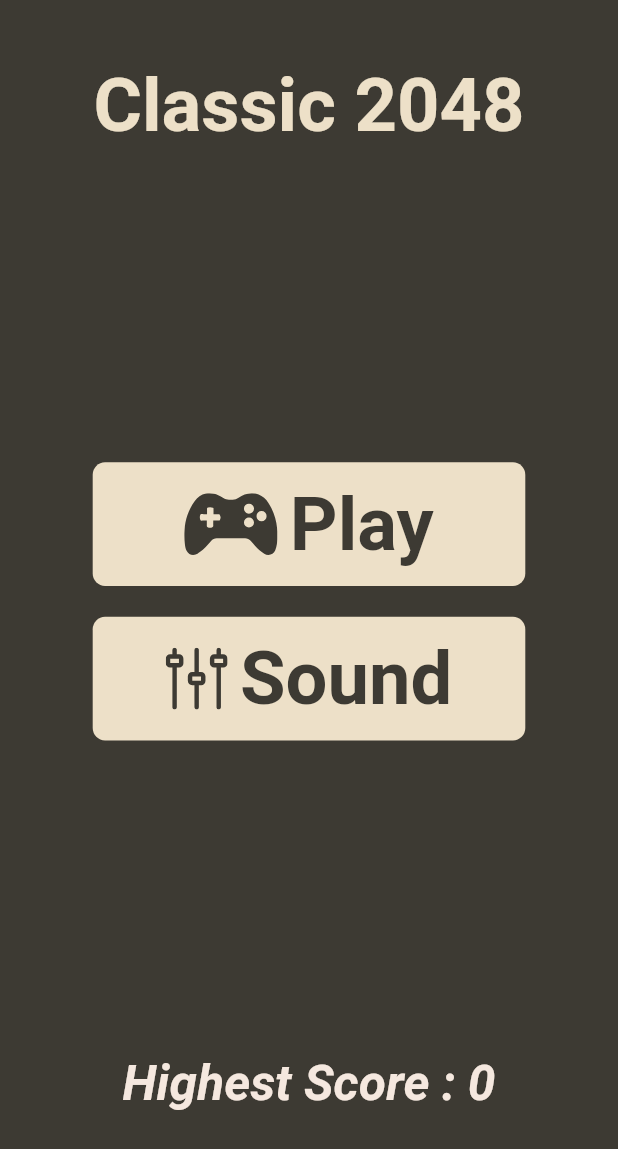
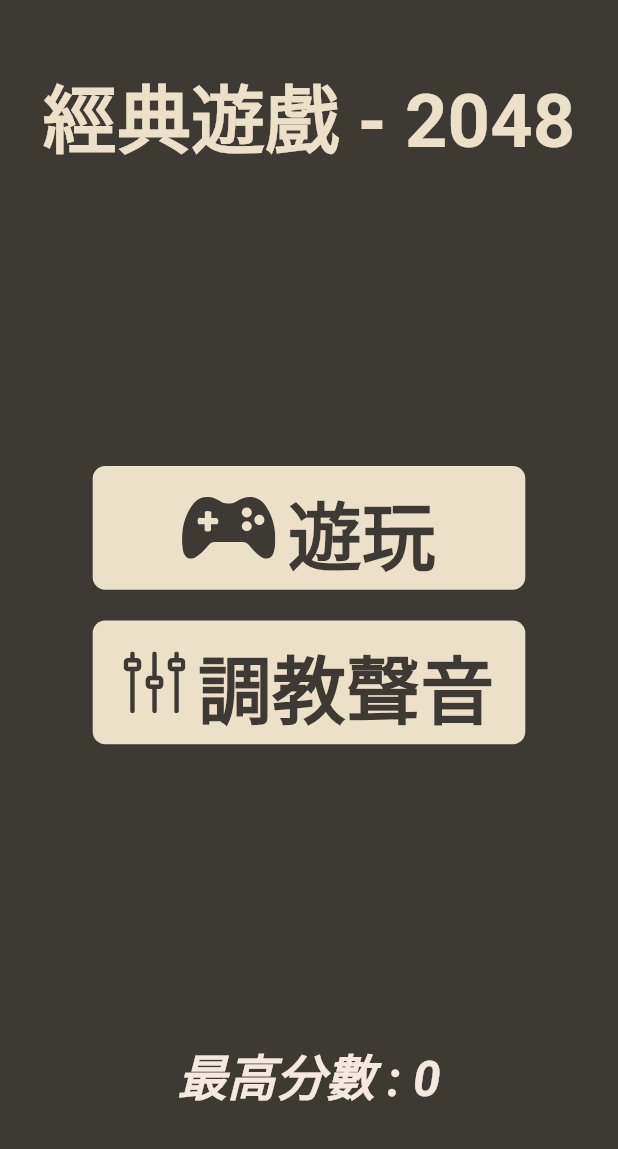
Before and after one commit to renfu-her/game_2048, a Flutter app: the screen it shows after launch, on a phone screen of 412 x 824 dp. Shown: the top 1149 px of the screen. Run offline on Flutter 3.47's test engine with Material 2 defaults, Android fonts, the phone set to English and light mode, and no system bars; our stand-ins replace audioplayers, flutter_spinkit, flutter_svg, get, shared_preferences; missing offline and left inert: flame, flame_audio.

Commit message:
update chinese font

```diff
--- a/lib/components/score_component.dart
+++ b/lib/components/score_component.dart
@@ -14,7 +14,7 @@ class ScoreComponent extends TextComponent with HasGameRef<Game2048> {
   @override
   Future<void> onLoad() async {
     this.text =
-        "${scoreType == ScoreType.MaxTile ? "Max" : "Score"} ${scoreType == ScoreType.MaxTile ? "Max" : "Score"}?gameRef.gameModel.currentScore:gameRef.gameModel.currentScore}";
+        "${scoreType == ScoreType.MaxTile ? "最大" : "分數"} ${scoreType == ScoreType.MaxTile ? "Max" : "Score"}?gameRef.gameModel.currentScore:gameRef.gameModel.currentScore}";
     this.textRenderer = TextPaint(
         style: TextStyle(
             color: appTextColor1,
@@ -28,6 +28,6 @@ class ScoreComponent extends TextComponent with HasGameRef<Game2048> {
   void update(double dt) {
     super.update(dt);
     this.text =
-        "${scoreType == ScoreType.MaxTile ? "Max" : "Score"} : ${scoreType == ScoreType.MaxTile ? gameRef.gameModel.currentMaxTileValue : gameRef.gameModel.currentScore}";
+        "${scoreType == ScoreType.MaxTile ? "最大" : "分數"} : ${scoreType == ScoreType.MaxTile ? gameRef.gameModel.currentMaxTileValue : gameRef.gameModel.currentScore}";
   }
 }
--- a/lib/game.dart
+++ b/lib/game.dart
@@ -81,7 +81,7 @@ class Game2048 extends FlameGame with PanDetector, HasTappables {
         buttonSize: Vector2(size.x * .5, size.x * .16),
         fontSize: size.x * .07,
         onTap: gameModel.newGame,
-        buttonText: "New Game",
+        buttonText: "新遊戲",
         position: Vector2(size.x * .5, size.y * .07),
         buttonColor: appBrownyOrange,
         textColor: appTextColor1);
--- a/lib/screens/main_menu_screen.dart
+++ b/lib/screens/main_menu_screen.dart
@@ -43,7 +43,7 @@ class _MainMenuScreenState extends State<MainMenuScreen> {
                       mainAxisAlignment: MainAxisAlignment.spaceBetween,
                       children: [
                         Text(
-                          "Classic 2048",
+                          "經典遊戲 - 2048",
                           style: TextStyle(
                             color: appMainColor,
                             fontSize: width * .12,
@@ -54,7 +54,7 @@ class _MainMenuScreenState extends State<MainMenuScreen> {
                           children: [
                             MenuButton(
                                 assetPath: "assets/images/svg/play-game.svg",
-                                buttonText: "Play",
+                                buttonText: "遊玩",
                                 onPressed: () async {
                                   if (settingsModel.soundActivated)
                                     await player.play(
@@ -68,7 +68,7 @@ class _MainMenuScreenState extends State<MainMenuScreen> {
                             SizedBox(height: width * .05),
                             MenuButton(
                                 assetPath: "assets/images/svg/sound-adjust.svg",
-                                buttonText: "Sound",
+                                buttonText: "調教聲音",
                                 onPressed: () async {
                                   if (settingsModel.soundActivated)
                                     await player.play(
@@ -82,7 +82,7 @@ class _MainMenuScreenState extends State<MainMenuScreen> {
                           ],
                         ),
                         Text(
-                          "Highest Score : ${controller.highestScore}",
+                          "最高分數 : ${controller.highestScore}",
                           style: TextStyle(
                             color: const Color(0xffF5E8DF),
                             fontSize: width * .08,
--- a/lib/screens/sound_screen.dart
+++ b/lib/screens/sound_screen.dart
@@ -44,7 +44,7 @@ class _SoundScreenState extends State<SoundScreen> {
               mainAxisAlignment: MainAxisAlignment.center,
               children: [
                 Text(
-                  "Sound Volume",
+                  "音 量",
                   style: TextStyle(
                       color: appMainColor,
                       fontSize: width * .09,
@@ -85,7 +85,7 @@ class _SoundScreenState extends State<SoundScreen> {
                   mainAxisAlignment: MainAxisAlignment.center,
                   children: [
                     Text(
-                      "Sound Enabled",
+                      "開啓聲音",
                       style: TextStyle(
                           color: appMainColor,
                           fontWeight: FontWeight.bold,
@@ -123,7 +123,7 @@ class _SoundScreenState extends State<SoundScreen> {
                 ),
                 MenuButton(
                     assetPath: "assets/images/svg/save.svg",
-                    buttonText: "Save",
+                    buttonText: "儲存",
                     onPressed: () async {
                       if (settingsModel.soundActivated)
                         await player.play(
```
